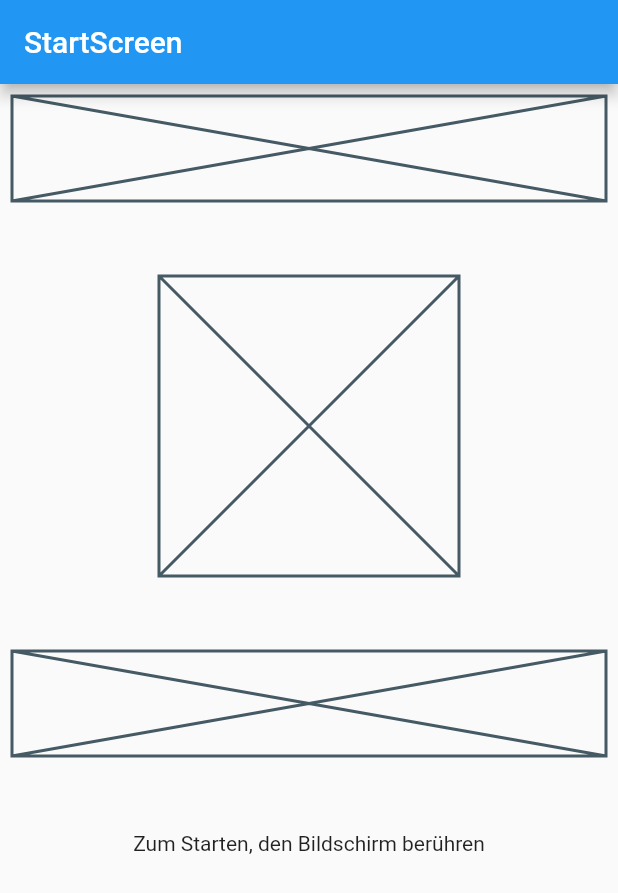
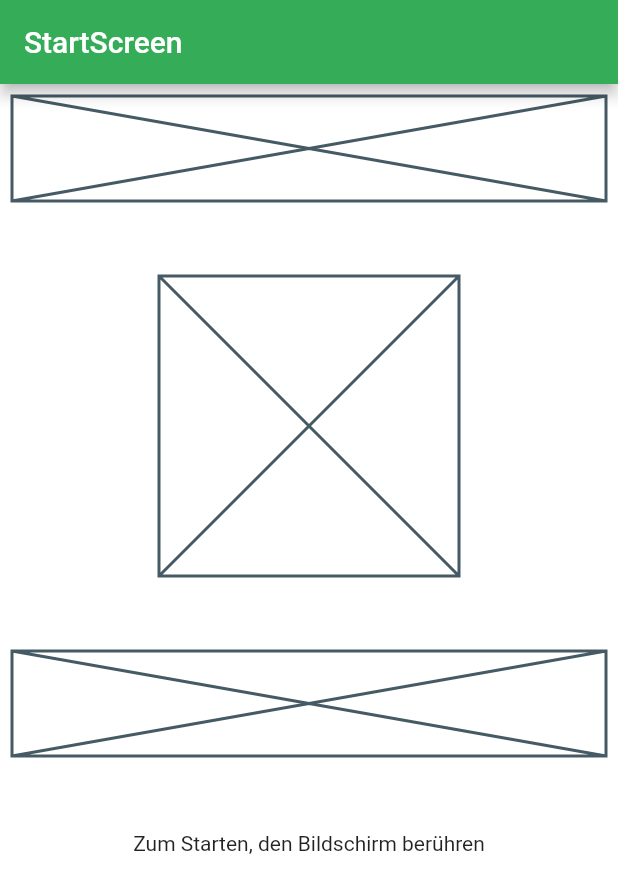
Before and after one commit to drmilde/leihladen_user_frontend_app, a Flutter app: the screen it shows after launch, on a phone screen of 412 x 824 dp. Shown: the top 893 px of the screen. Run offline on Flutter 3.47's test engine with Material 2 defaults, Android fonts, the phone set to English and light mode, and no system bars.

Commit message:
Farben gesetzt

```diff
--- /dev/null
+++ b/lib/config/color_config.dart
@@ -0,0 +1,50 @@
+import 'dart:convert';
+import 'package:flutter/material.dart';
+
+ColorConfig colorConfigFromJson(String str) =>
+    ColorConfig.fromJson(json.decode(str));
+
+String colorConfigToJson(ColorConfig data) => json.encode(data.toJson());
+
+class ColorConfig {
+  String PrimaryColor = "#FF35ac57";
+  String PrimaryColorDark = "#FF23733a";
+  String AccentColor = "#FF82fcd7";
+  String ScaffoldBackgroundColor = "#FFFFFFFF";
+  String BottomAppBarColor = "#FFEEEEEE";
+  String IconColor = "#FFFFFFFF";
+
+  ColorConfig(
+      {this.PrimaryColor,
+      this.PrimaryColorDark,
+      this.AccentColor,
+      this.ScaffoldBackgroundColor,
+      this.BottomAppBarColor,
+      this.IconColor});
+
+  static Color fromHex(String hexString) {
+    final buffer = StringBuffer();
+    if (hexString.length == 6 || hexString.length == 7) buffer.write('ff');
+    buffer.write(hexString.replaceFirst('#', ''));
+    return Color(int.parse(buffer.toString(), radix: 16));
+  }
+
+  // json
+
+  ColorConfig.fromJson(Map<String, dynamic> json)
+      : PrimaryColor = json['PrimaryColor'],
+        PrimaryColorDark = json['PrimaryColorDark'],
+        AccentColor = json['AccentColor'],
+        ScaffoldBackgroundColor = json['ScaffoldBackgroundColor'],
+        BottomAppBarColor = json['BottomAppBarColor'],
+        IconColor = json['IconColor'];
+
+  Map<String, dynamic> toJson() => {
+        'PrimaryColor': PrimaryColor,
+        'PrimaryColorDark': PrimaryColorDark,
+        'AccentColor': AccentColor,
+        'ScaffoldBackgroundColor': ScaffoldBackgroundColor,
+        'BottomAppBarColor': BottomAppBarColor,
+        'IconColor': IconColor,
+      };
+}
--- a/lib/main.dart
+++ b/lib/main.dart
@@ -1,4 +1,5 @@
 import 'package:flutter/material.dart';
+import 'package:leihladen_user_frontend_app/config/color_config.dart';
 import 'package:leihladen_user_frontend_app/screens/start_screen.dart';
 
 void main() {
@@ -11,11 +12,15 @@ class MyApp extends StatelessWidget {
     return MaterialApp(
       debugShowCheckedModeBanner: false,
       title: 'Die Leihladen App',
-      theme: ThemeData(
-        primarySwatch: Colors.blue,
-        visualDensity: VisualDensity.adaptivePlatformDensity,
+      theme: new ThemeData(
+        primaryColor: ColorConfig.fromHex("#FF35ac57"),
+        primaryColorDark: ColorConfig.fromHex("#FF23733a"),
+        accentColor: ColorConfig.fromHex("#FF82fcd7"),
+        scaffoldBackgroundColor: ColorConfig.fromHex("#FFFFFFFF"),
+        bottomAppBarColor: ColorConfig.fromHex("#FFEEEEEE"),
       ),
       home: StartScreen(),
     );
   }
 }
+  ColorConfig cc = ColorConfig();
--- a/lib/widgets/hauptseiten_widget.dart
+++ b/lib/widgets/hauptseiten_widget.dart
@@ -15,6 +15,7 @@ class HauptseitenWidget extends StatelessWidget {
       child: SingleChildScrollView(
         child: Container(
           child: Column(
+            mainAxisAlignment: MainAxisAlignment.center,
             children: [
               _bildWidget,
               SizedBox(
```
Also changed, not shown: lib/screens/hauptseiten/ausleihen_screen.dart (+2 -5 lines), lib/screens/hauptseiten/auswaehlen_screen.dart (+7 -10 lines), lib/screens/hauptseiten/mitmachen_screen.dart (+2 -5 lines).
